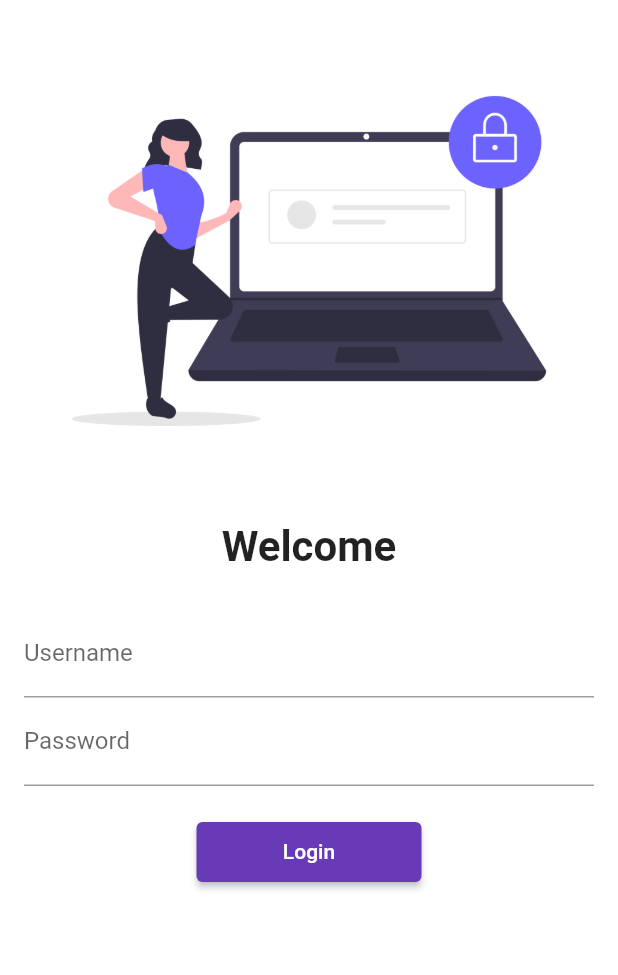
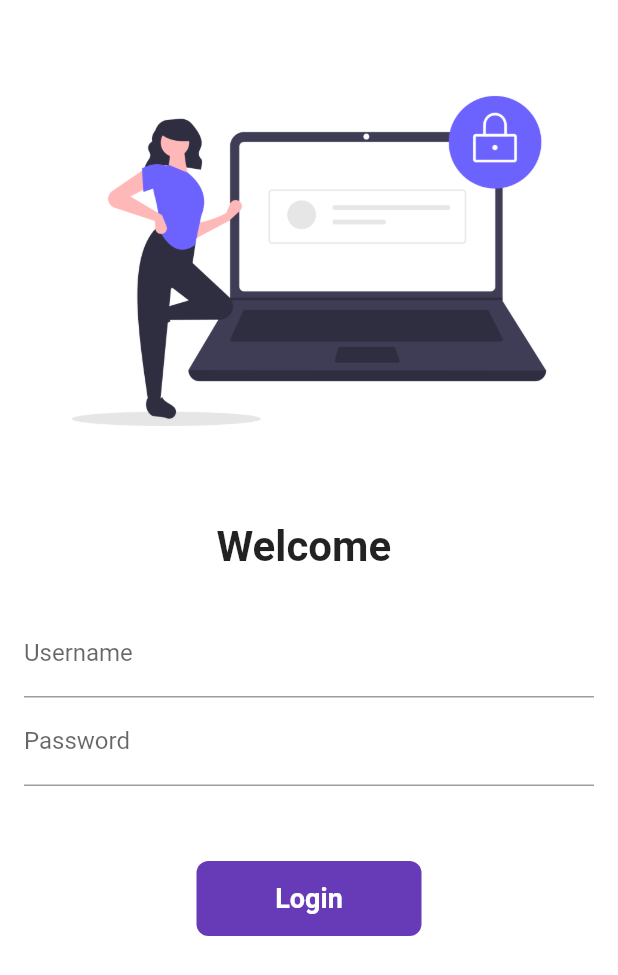
Before and after one commit to Vinay9222/7-Days-of-Flutter, a Flutter app: the screen it shows after launch, on a phone screen of 412 x 824 dp. Shown: the top 975 px of the screen. Run offline on Flutter 3.47's test engine with Material 2 defaults, Android fonts, the phone set to English and light mode, and no system bars.

Commit message:
day6 completed

```diff
--- a/lib/pages/login_page.dart
+++ b/lib/pages/login_page.dart
@@ -3,9 +3,16 @@
 import 'package:flutter/material.dart';
 import 'package:stock/utils/routes.dart';
 
-class LoginPage extends StatelessWidget {
+class LoginPage extends StatefulWidget {
   const LoginPage({super.key});
 
+  @override
+  State<LoginPage> createState() => _LoginPageState();
+}
+
+class _LoginPageState extends State<LoginPage> {
+  String name = "";
+  bool changeButton = false;
   @override
   Widget build(BuildContext context) {
     return Material(
@@ -23,7 +30,7 @@ class LoginPage extends StatelessWidget {
               padding: const EdgeInsets.all(16),
             ),
             Text(
-              "Welcome",
+              "Welcome $name",
               style: TextStyle(fontSize: 28, fontWeight: FontWeight.bold),
             ),
             SizedBox(
@@ -34,22 +41,57 @@ class LoginPage extends StatelessWidget {
                 child: Column(
                   children: [
                     TextField(
-                        decoration: InputDecoration(
-                            hintText: "Enter Username", labelText: "Username")),
+                      decoration: InputDecoration(
+                          hintText: "Enter Username", labelText: "Username"),
+                      onChanged: (value) {
+                        name = value;
+                        setState(() {});
+                      },
+                    ),
                     TextField(
                         obscureText: true,
                         decoration: InputDecoration(
                             hintText: "Enter Password", labelText: "Password")),
                     SizedBox(
-                      height: 20,
+                      height: 50,
                     ),
-                    ElevatedButton(
-                      child: Text("Login"),
-                      style: TextButton.styleFrom(minimumSize: Size(150, 40)),
-                      onPressed: () {
+
+                    InkWell(
+                      onTap: () async {
+                        setState(() {
+                          changeButton = true;
+                        });
+                        await Future.delayed(Duration(seconds: 1));
                         Navigator.pushNamed(context, MyRoutes.homeRoute);
                       },
+                      child: AnimatedContainer(
+                        duration: Duration(seconds: 1),
+                        width: changeButton ? 50 : 150,
+                        height: 50,
+                        alignment: Alignment.center,
+                        child: changeButton
+                            ? Icon(
+                                Icons.done,
+                                color: Colors.white,
+                              )
+                            : Text(
+                                "Login",
+                                style: TextStyle(
+                                    color: Colors.white,
+                                    fontWeight: FontWeight.bold,
+                                    fontSize: 18),
+                              ),
+                        decoration: BoxDecoration(
+                            color: Colors.deepPurple,
+                            borderRadius: BorderRadius.circular(8)),
+                      ),
                     )
+                    // ElevatedButton(
+                    //   child: Text("Login"),
+                    //   style: TextButton.styleFrom(minimumSize: Size(150, 40)),
+                    //   onPressed: () {
+                    //   },
+                    // )
                   ],
                 ))
           ],
```
